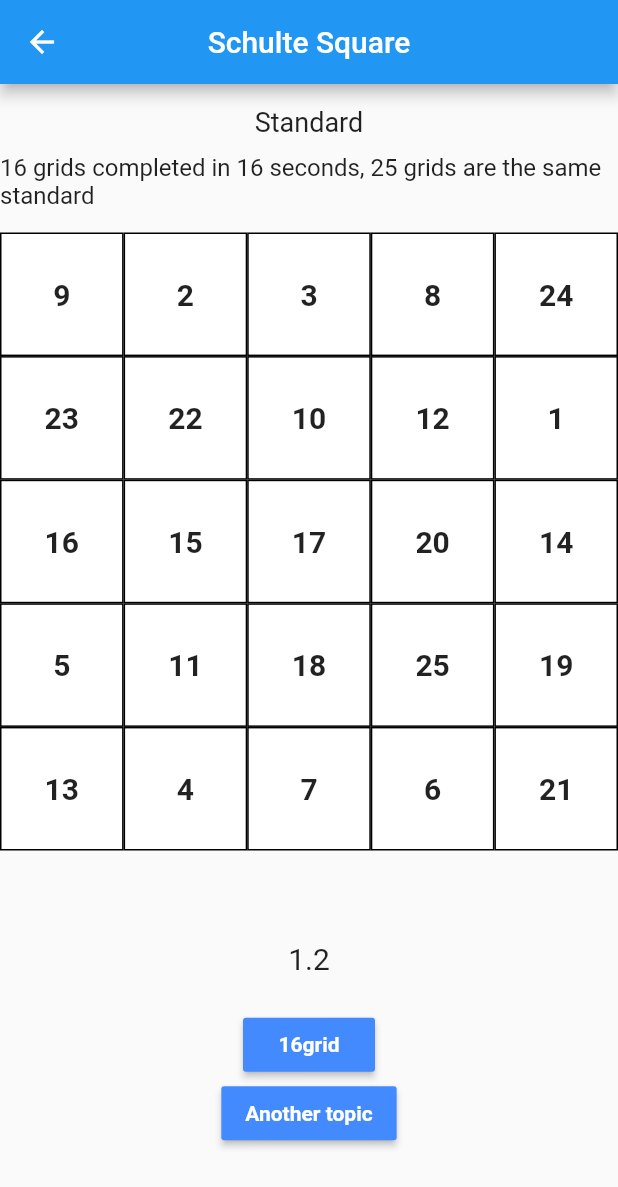
After one commit to ZeroMoment/daily_end, a Flutter app: the SchulteSquarePage screen opened by its route, after a tap on an icon or button, on a phone screen of 412 x 824 dp. The commit adds this screen. Shown: the top 1187 px of the screen. Run offline on Flutter 3.47's test engine with Material 2 defaults, Android fonts, the phone set to English and light mode, and no system bars; our stand-ins replace date_format, fluttertoast, package_info, shared_preferences, sqflite; missing offline and left inert: firebase_admob, flutter_google_ad_manager; accounts and stored records are empty.

Commit message:
增加舒尔特方格

```diff
--- a/lib/localization/todo_localizations.dart
+++ b/lib/localization/todo_localizations.dart
@@ -61,6 +61,14 @@ class TodoLocalizations {
     return isZh ? "支持开发者" : "Support developer";
   }
 
+  String get drawerItemPuzzle {
+    return isZh ? "益智" : "Puzzle";
+  }
+
+  String get puzzleTitle {
+    return isZh ? "舒尔特方格" : "Schulte Square";
+  }
+
   String get addToolTip {
     return isZh ? "添加待办" : "Todo Add";
   }
@@ -101,6 +109,30 @@ class TodoLocalizations {
     return isZh ? "取消" : "Cancel";
   }
 
+  String get standardText {
+    return isZh ? "标准" : "Standard";
+  }
+
+  String get standDescText {
+    return isZh ? "16秒内完成16格，25格同样标准" : "16 grids completed in 16 seconds, 25 grids are the same standard";
+  }
+
+  String get congratFrontText {
+    return isZh ? "恭喜你，在 " : "Congratulations, it's done in ";
+  }
+
+  String get congratAfterText {
+    return isZh ? " 秒内完成~ " : " seconds~";
+  }
+
+  String get gridText {
+    return isZh ? "格" : "grid";
+  }
+
+  String get changeTopicText {
+    return isZh ? "换一题" : "Another topic";
+  }
+
   String get tipItemAdBanner {
     return isZh ? "随便看一看，随便点一点。" : "Just Take a look,and click a little.";
   }
--- a/lib/main.dart
+++ b/lib/main.dart
@@ -5,6 +5,7 @@ import 'package:daily_end/model/todo_data.dart';
 import 'package:daily_end/page/ad_banner_page.dart';
 import 'package:daily_end/page/edit_todo_page.dart';
 import 'package:daily_end/page/history_todo_page.dart';
+import 'package:daily_end/page/schulte_square_page.dart';
 import 'package:daily_end/util/common_util.dart';
 import 'package:firebase_admob/firebase_admob.dart';
 import 'package:flutter/material.dart';
@@ -39,7 +40,8 @@ class MyApp extends StatelessWidget {
         var routes = <String, WidgetBuilder>{
           EditTodoPage.routeName: (ctx) => EditTodoPage(settings.arguments),
           AdBannerPage.routeName: (ctx) => AdBannerPage(),
-          HistoryTodoPage.routeName: (ctx) => HistoryTodoPage()
+          HistoryTodoPage.routeName: (ctx) => HistoryTodoPage(),
+          SchulteSquarePage.routeName: (ctx) => SchulteSquarePage()
         };
         WidgetBuilder builder = routes[settings.name];
         return MaterialPageRoute(builder: (ctx) => builder(ctx));
@@ -194,6 +196,7 @@ class _MyHomePageState extends State<MyHomePage> {
     await db.updateItem(todoData);
     setState(() {
       //设置已完成，就是从显示列表中删除
+      isHaveHistory = true;
       _todoList.removeAt(position);
     });
   }
@@ -233,6 +236,12 @@ class _MyHomePageState extends State<MyHomePage> {
               onTap: () {
                 Navigator.pop(context);
                 _showWarmTipDialog();
+              },
+            ),
+            ListTile(
+              title: Text(TodoLocalizations.of(context).drawerItemPuzzle),
+              onTap: () {
+                Navigator.popAndPushNamed(context, SchulteSquarePage.routeName);
               },
             ),
             ListTile(
--- /dev/null
+++ b/lib/page/schulte_square_page.dart
@@ -0,0 +1,171 @@
+import 'dart:math';
+
+import 'package:daily_end/localization/todo_localizations.dart';
+import 'package:daily_end/providers/schulte.dart';
+import 'package:flutter/material.dart';
+import 'package:provider/provider.dart';
+
+class SchulteSquarePage extends StatelessWidget {
+  static const routeName = '/page/schultePage';
+
+  var table = AnimContainer();
+  var timer = CountTimer();
+  @override
+  Widget build(BuildContext context) {
+    return Scaffold(
+      appBar: AppBar(
+        centerTitle: true,
+        title: Text(TodoLocalizations.of(context).puzzleTitle),
+      ),
+      body: MultiProvider(
+        providers: [
+          ChangeNotifierProvider(
+            create: (context) => SchulteProvider(),
+          )
+        ],
+        child: Column(
+          children: <Widget>[
+            SizedBox(height: 15,),
+            Text(TodoLocalizations.of(context).standardText, style: TextStyle(fontSize: 18),),
+            SizedBox(height: 10,),
+            Text(TodoLocalizations.of(context).standDescText, style: TextStyle(fontSize: 16),),
+            SizedBox(height: 15,),
+            SizedBox(
+              height: 450,
+              child: table,
+            ),
+            timer
+          ],
+        ),
+      ),
+    );
+  }
+}
+
+class CountTimer extends StatelessWidget {
+
+  @override
+  Widget build(BuildContext context) {
+    var provider = Provider.of<SchulteProvider>(context);
+
+    return SizedBox(
+        height: 160,
+        child: Column(
+          children: [
+            Expanded(
+                flex: 3,
+                child: Center(
+                  child: Text(
+                    "${provider.totalTime.toStringAsFixed(1)}",
+                    style: TextStyle(fontSize: 20),
+                  ),
+                )),
+            Container(
+                child: Flexible(
+                  flex: 2,
+                  child: MaterialButton(
+                    // padding: EdgeInsets.fromLTRB(40, 0, 40, 0),
+                    splashColor: Colors.transparent,
+                    color: Colors.blueAccent,
+                    onPressed: () {
+                      provider.changeCount();
+                    },
+                    child: Text(
+                      provider.count==16 ? "25${TodoLocalizations.of(context).gridText}" : "16${TodoLocalizations.of(context).gridText}",
+                      style: TextStyle(
+                          color: Colors.white, fontWeight: FontWeight.bold),
+                    ),
+                  ),
+                )),
+            Container(
+                child: Flexible(
+                  flex: 2,
+                  child: MaterialButton(
+                    // padding: EdgeInsets.fromLTRB(40, 0, 40, 0),
+                    splashColor: Colors.transparent,
+                    color: Colors.blueAccent,
+                    onPressed: () {
+                      provider.resetValue();
+                    },
+                    child: Text(
+                      TodoLocalizations.of(context).changeTopicText,
+                      style: TextStyle(
+                          color: Colors.white, fontWeight: FontWeight.bold),
+                    ),
+                  ),
+                )),
+          ],
+        ));
+  }
+}
+
+
+class AnimContainer extends StatefulWidget {
+  AnimContainer({Key key}) : super(key: key);
+
+  _AnimContainerState createState() => _AnimContainerState();
+}
+
+class _AnimContainerState extends State<AnimContainer>
+    with TickerProviderStateMixin {
+  List<Color> conColor = List<Color>();
+  List<int> data = List<int>();
+  List<int> curSel = List<int>();
+
+  List<Animation<Color>> animation;
+  List<AnimationController> controller;
+
+  String frontStr;
+  String afterStr;
+
+  @override
+  void initState() {
+    super.initState();
+    animation = List<Animation<Color>>();
+    controller = List<AnimationController>();
+    curSel = List<int>();
+  }
+
+  @override
+  Widget build(BuildContext context) {
+    var provider = Provider.of<SchulteProvider>(context);
+
+    frontStr = TodoLocalizations.of(context).congratFrontText;
+    afterStr = TodoLocalizations.of(context).congratAfterText;
+
+    int count=provider.count;
+    for (int i = 0; i < count; i++) {
+      controller.add(AnimationController(
+          duration: const Duration(milliseconds: 500), vsync: this));
+      animation.add(ColorTween(
+        begin: Colors.white,
+        end: Colors.green,
+      ).animate(controller[i])
+        ..addListener(() {
+          setState(() {});
+        }));
+    }
+    provider.animations = animation;
+    provider.controllers = controller;
+    return GridView.count(
+      crossAxisCount: sqrt(count).round(),
+      children: List.generate(
+          count,
+              (index) => Container(
+              alignment: Alignment.center,
+              decoration: BoxDecoration(
+                  color: provider.animations[index].value, border: Border.all(width: 1)),
+              child: Container(
+                  child: FlatButton(
+                    padding: EdgeInsets.all(count==25? 10:20),
+                    child: Text(
+                      "${provider.data[index]}",
+                      style: TextStyle(fontSize: 20, fontWeight: FontWeight.bold),
+                    ),
+                    onPressed: () {
+                      provider.tapCell(index, frontStr, afterStr);
+                    },
+                  )))).toList(),
+    );
+  }
+}
--- /dev/null
+++ b/lib/providers/schulte.dart
@@ -0,0 +1,145 @@
+
+import 'dart:async';
+
+import 'package:flutter/material.dart';
+import 'package:fluttertoast/fluttertoast.dart';
+
+class SchulteProvider extends ChangeNotifier {
+
+  Timer timer;
+  double totalTime;
+  bool isStarted = false;
+  int totalCell = 0;
+  int count = 25;
+
+  List<Color> conColor = List<Color>();
+  List<int> data;
+  List<int> curSel;
+
+  List<AnimationController> controllers = List<AnimationController>();
+  List<Animation<Color>> animations = List<Animation<Color>>();
+
+  SchulteProvider() {
+    if(isStarted) {
+      timer.cancel();
+    }
+    isStarted = false;
+    totalCell = count;
+
+    totalTime = 0;
+    List.generate(totalCell, (index) {
+      conColor.add(Colors.white);
+    });
+
+    data = List<int>();
+    List.generate(totalCell, (index) {
+      data.add(index+1);
+    });
+    data.shuffle();
+    curSel = List<int>();
+
+  }
+
+  resetValue() {
+    if (isStarted) {
+      timer.cancel();
+    }
+    isStarted = false;
+
+    totalTime = 0;
+    conColor = List.generate(totalCell, (i) => conColor[i] = Colors.white);
+
+    data = List<int>();
+    List.generate(totalCell, (i) => data.add(i+1));
+    data.shuffle();
+    curSel = List<int>();
+    notifyListeners();
+  }
+
+  startRecordTime() {
+    Timer.periodic(Duration(milliseconds: 100), (_) {
+      isStarted = true;
+      totalTime += 0.1;
+      notifyListeners();
+    });
+  }
+
+  tapStart() {
+    if (!isStarted) {
+      timer = Timer.periodic(Duration(milliseconds: 100), (_) {
+        totalTime += 0.1;
+        totalTime = totalTime;
+        notifyListeners();
+      });
+      isStarted = true;
+    } else {
+      timer.cancel();
+      isStarted = false;
+    }
+    notifyListeners();
+  }
+
+  startPlay() {
+    if (!isStarted) {
+      tapStart();
+    }
+  }
+
+  changeCount(){
+    if (count==16){
+      count=25;
+    }
+    else{
+      count=16;
+    }
+    totalCell=count;
+    // resetValue();
+    curSel=List<int>();
+    data = List<int>();
+    List.generate(totalCell, (i) => data.add(i+1));
+    data.shuffle();
+    if(isStarted) {
+      timer.cancel();
+    }
+
+    totalTime=0;
+    isStarted=false;
+    notifyListeners();
+  }
+
+  tapCell(i, frontStr, afterStr) {
+    int prevValue = curSel.length > 0 ? curSel.last : 0;
+    startPlay();
+    if (data[i] - prevValue != 1) {
+      animations[i] = ColorTween(
+        begin: Colors.white,
+        end: Colors.red,
+      ).animate(controllers[i])
+        ..addListener(() {});
+    } else {
+      animations[i] = ColorTween(
+        begin: Colors.white,
+        end: Colors.green,
+      ).animate(controllers[i])
+        ..addListener(() {});
+      curSel.add(data[i]);
+      curSel = curSel;
+    }
+
+    if (data[i] == totalCell  && curSel.length == totalCell ) {
+      timer.cancel();
+      Fluttertoast.showToast(
+          msg: "$frontStr${totalTime.toStringAsFixed(1)}$afterStr",
+          toastLength: Toast.LENGTH_SHORT,
+          gravity: ToastGravity.CENTER,
+          timeInSecForIos: 1,
+          backgroundColor: Colors.green[700],
+          textColor: Colors.white,
+          fontSize: 16.0);
+    }
+    notifyListeners();
+    controllers[i].forward(from: 0).then((_) => controllers[i].reverse());
+
+  }
+
+}
--- a/pubspec.yaml
+++ b/pubspec.yaml
@@ -11,7 +11,7 @@ description: A to-do Flutter application.
 # In iOS, build-name is used as CFBundleShortVersionString while build-number used as CFBundleVersion.
 # Read more about iOS versioning at
 # https://developer.apple.com/library/archive/documentation/General/Reference/InfoPlistKeyReference/Articles/CoreFoundationKeys.html
-version: 1.0.1+2
+version: 1.0.2+3
 
 environment:
   sdk: ">=2.1.0 <3.0.0"
@@ -31,6 +31,8 @@ dependencies:
   flutter_google_ad_manager: ^0.10.1
   date_format: ^1.0.8
   shared_preferences: ^0.5.4+8
+  fluttertoast: ^3.1.3
+  provider: ^3.2.0
 
 dev_dependencies:
   flutter_test:
```
Also changed, not shown: pubspec.lock.
